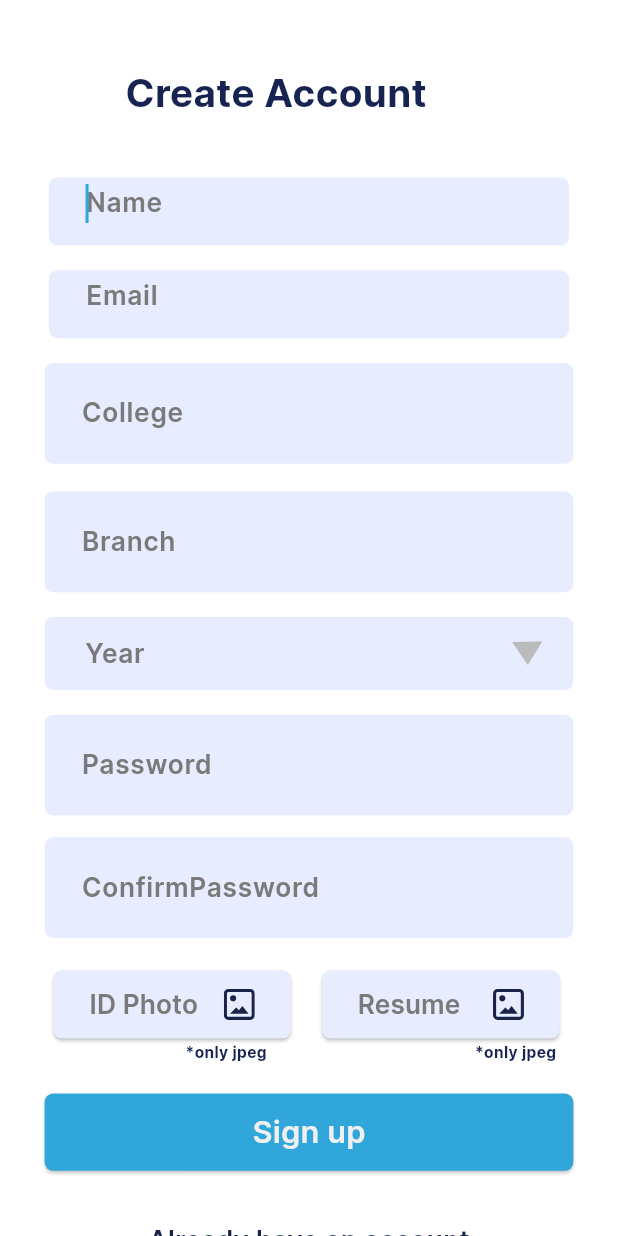
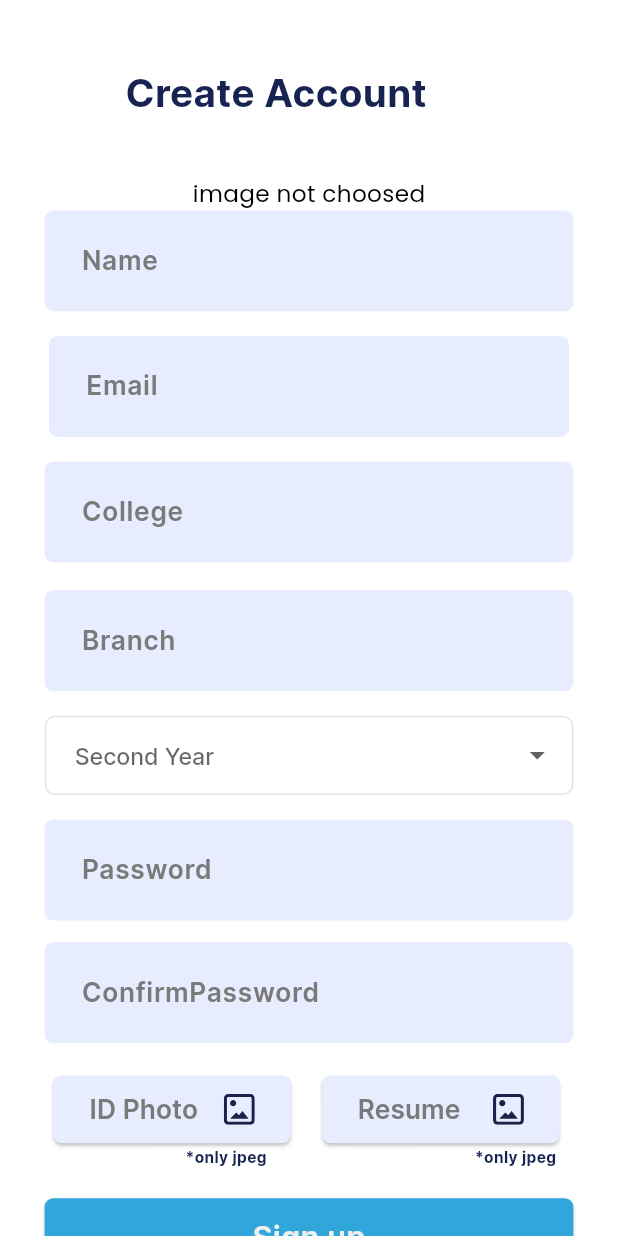
Before and after one commit to sandeshshinde30/EduConsult, a Flutter app: the RegistrationScreenConsultantScreen screen opened by its route, after a tap on "Sign up", on a phone screen of 412 x 824 dp. Run offline on Flutter 3.47's test engine with Material 3 defaults, Android fonts, the light colour scheme and no system bars; our stand-ins replace cached_network_image, flutter_svg, image_picker, shared_preferences; accounts and stored records are empty.

Commit message:
Consultant Bacakend Added

```diff
--- a/EduConsult/lib/presentation/i_am_screen/i_am_screen.dart
+++ b/EduConsult/lib/presentation/i_am_screen/i_am_screen.dart
@@ -24,6 +24,9 @@ class IAmScreen extends StatelessWidget {
               ),
               SizedBox(height: 38.v),
               CustomElevatedButton(
+                onPressed: (){
+                  Navigator.pushNamed(context,'/registration_screen_consultant_screen');
+                },
                 text: "Consultant",
                 margin: EdgeInsets.only(left: 8.h),
                 buttonStyle: CustomButtonStyles.fillPrimaryContainer,
@@ -31,6 +34,9 @@ class IAmScreen extends StatelessWidget {
               ),
               SizedBox(height: 54.v),
               CustomElevatedButton(
+                onPressed: (){
+                  Navigator.pushNamed(context,'/registration_screen_consultee_screen');
+                },
                 text: "Consultee",
                 margin: EdgeInsets.only(left: 8.h),
                 buttonStyle: CustomButtonStyles.fillOnPrimaryContainer,
--- a/EduConsult/lib/presentation/login_register_screen/login_register_screen.dart
+++ b/EduConsult/lib/presentation/login_register_screen/login_register_screen.dart
@@ -81,7 +81,7 @@ class LoginRegisterScreen extends StatelessWidget {
             buttonTextStyle: TextStyle(color: Colors.white,fontSize: 15.h),
           ),
           CustomElevatedButton(
-            onPressed: (){Navigator.pushNamed(context, '/registration_screen');},
+            onPressed: (){Navigator.pushNamed(context, '/i_am_screen');},
             width: 120.h,
             height: 45.h,
             text: "Register",
--- a/EduConsult/lib/presentation/registration_screen_consultant_screen/registration_screen_consultant_screen.dart
+++ b/EduConsult/lib/presentation/registration_screen_consultant_screen/registration_screen_consultant_screen.dart
@@ -1,29 +1,113 @@
-import 'package:educonsult/widgets/custom_text_form_field.dart';
-import 'package:educonsult/widgets/custom_elevated_button.dart';
+import 'dart:convert';
+import 'dart:io';
+
 import 'package:flutter/material.dart';
 import 'package:educonsult/core/app_export.dart';
+import 'package:educonsult/widgets/custom_drop_down.dart';
+import 'package:educonsult/widgets/custom_text_form_field.dart';
+import 'package:image_picker/image_picker.dart';
+import 'package:http/http.dart' as http;
+import '../../widgets/custom_elevated_button.dart';
 
-class RegistrationScreenConsultantScreen extends StatelessWidget {
-  RegistrationScreenConsultantScreen({Key? key})
-      : super(
-          key: key,
-        );
+class RegistrationScreenConsultantScreen extends StatefulWidget {
+  RegistrationScreenConsultantScreen({Key? key}) : super(key: key);
 
+  @override
+  _RegistrationScreenConsultantScreenState createState() =>
+      _RegistrationScreenConsultantScreenState();
+}
+
+class _RegistrationScreenConsultantScreenState
+    extends State<RegistrationScreenConsultantScreen> {
   TextEditingController nameController = TextEditingController();
+  TextEditingController emailController = TextEditingController();
+  TextEditingController collegeController = TextEditingController();
+  TextEditingController branchController = TextEditingController();
+  TextEditingController refreshController = TextEditingController();
+  TextEditingController passwordController = TextEditingController();
+  late String selectedYear;
+  TextEditingController confirmpasswordController = TextEditingController();
+  List<String> dropdownItemList = ["Second Year", "Third Year", "Fourth Year"];
+  GlobalKey<FormState> _formKey = GlobalKey<FormState>();
 
-  TextEditingController emailController = TextEditingController();
+  File? imagePathID;
+  String? imageNameID;
+  String? imageDataID;
+  File? imagePathResume;
+  String? imageNameResume;
+  String? imageDataResume;
 
-  TextEditingController collegeController = TextEditingController();
+  ImagePicker imagePicker = new ImagePicker();
 
-  TextEditingController branchController = TextEditingController();
+  Future<void> getImage() async {
+    var getimage = await imagePicker.pickImage(source: ImageSource.gallery);
 
-  TextEditingController refreshController = TextEditingController();
 
-  TextEditingController passwordController = TextEditingController();
+    setState(() {
+      imagePathID = File(getimage!.path);
+      imageNameID = getimage.path.split('/').last;
+      imageDataID = base64Encode(imagePathID!.readAsBytesSync());
+      print(imagePathID);
+      print(imageNameID);
+      print(imageDataID);
+    });
+  }
 
-  TextEditingController confirmpasswordController = TextEditingController();
+  Future<void> getImageResume() async {
+    var getimage = await imagePicker.pickImage(source: ImageSource.gallery);
 
-  GlobalKey<FormState> _formKey = GlobalKey<FormState>();
+
+    setState(() {
+      imagePathResume = File(getimage!.path);
+      imageNameResume = getimage.path.split('/').last;
+      imageDataResume = base64Encode(imagePathResume!.readAsBytesSync());
+      print(imagePathResume);
+      print(imageNameResume);
+      print(imageDataResume);
+    });
+  }
+
+  Future<void> uploadImage() async
+  {
+    try{
+      var url = Uri.parse("http://192.168.52.145/EduConsult_API/upload_consultant_reg_details.php");
+
+      print(nameController.text.toString());
+      print(emailController.text.toString());
+      print(collegeController.text.toString());
+      print(branchController.text.toString());
+      print(passwordController.text.toString());
+      print(selectedYear);
+      // print(imageNameID);
+      // print(imageDataID);
+      print(imageDataResume);
+      print(imageDataResume);
+
+      var response = await http.post(url, body: {
+        'consultant_name' : nameController.text.toString(),
+        'consultant_email' : emailController.text.toString(),
+        'consultant_college' : collegeController.text.toString(),
+        'consultant_branch' : branchController.text.toString(),
+        'consultant_year' : selectedYear,
+        'consultant_password' : passwordController.text.toString(),
+        'consultant_ID_img_name': imageNameID,
+        'consultant_ID_img': imageDataID,
+        'consultant_Resume_img' : imageDataResume,
+        'consultant_Resume_img_name' : imageNameResume
+
+      });
+
+      if (response.body.isNotEmpty) {
+        var res = jsonDecode(response.body);
+
+        if(res == "Image uploaded and record inserted successfully.") print("Successfully uploaded.");
+        else print("Error in uploading : $res");
+      }
+
+    }
+    catch(e){print(e);
+    }
+  }
 
   @override
   Widget build(BuildContext context) {
@@ -57,9 +141,11 @@ class RegistrationScreenConsultantScreen extends StatelessWidget {
                       ),
                     ),
                     SizedBox(height: 37.v),
-                    _buildTwentyThree(context),
+                    imagePathResume != null ?
+                    Image.file(imagePathResume!) : Text("image not choosed"),
+                    _buildName(context),
                     SizedBox(height: 16.v),
-                    _buildTwentyTwo(context),
+                    _buildEmail(context),
                     SizedBox(height: 16.v),
                     _buildCollege(context),
                     SizedBox(height: 18.v),
@@ -116,37 +202,10 @@ class RegistrationScreenConsultantScreen extends StatelessWidget {
   /// Section Widget
   Widget _buildName(BuildContext context) {
     return CustomTextFormField(
-      width: 303.h,
       controller: nameController,
       hintText: "Name",
-      alignment: Alignment.center,
-    );
-  }
-
-  /// Section Widget
-  Widget _buildTwentyThree(BuildContext context) {
-    return SizedBox(
-      height: 44.v,
-      width: 303.h,
-      child: Stack(
-        alignment: Alignment.center,
-        children: [
-          Align(
-            alignment: Alignment.bottomLeft,
-            child: Padding(
-              padding: EdgeInsets.only(
-                left: 28.h,
-                bottom: 4.v,
-              ),
-              child: Text(
-                "Email",
-                style: theme.textTheme.titleMedium,
-              ),
-            ),
-          ),
-          _buildName(context),
-        ],
-      ),
+      textInputType: TextInputType.visiblePassword,
+      obscureText: true,
     );
   }
 
@@ -158,33 +217,6 @@ class RegistrationScreenConsultantScreen extends StatelessWidget {
       hintText: "Email",
       textInputType: TextInputType.emailAddress,
       alignment: Alignment.center,
-    );
-  }
-
-  /// Section Widget
-  Widget _buildTwentyTwo(BuildContext context) {
-    return SizedBox(
-      height: 44.v,
-      width: 303.h,
-      child: Stack(
-        alignment: Alignment.center,
-        children: [
-          Align(
-            alignment: Alignment.bottomLeft,
-            child: Padding(
-              padding: EdgeInsets.only(
-                left: 28.h,
-                bottom: 4.v,
-              ),
-              child: Text(
-                "Email",
-                style: theme.textTheme.titleMedium,
-              ),
-            ),
-          ),
-          _buildEmail(context),
-        ],
-      ),
     );
   }
 
@@ -204,26 +236,24 @@ class RegistrationScreenConsultantScreen extends StatelessWidget {
     );
   }
 
-  /// Section Widget
+  // /// Section Widget
+  // Widget _buildRefresh(BuildContext context) {
+  //   return CustomDropDown(
+  //     hintText: "Second Year",
+  //     items: dropdownItemList,
+  //   );
+  // }
   Widget _buildRefresh(BuildContext context) {
-    return CustomTextFormField(
-      controller: refreshController,
-      hintText: "Year",
-      suffix: Container(
-        margin: EdgeInsets.fromLTRB(30.h, 12.v, 18.h, 12.v),
-        child: CustomImageView(
-          imagePath: ImageConstant.imgRefresh,
-          height: 16.v,
-        ),
-      ),
-      suffixConstraints: BoxConstraints(
-        maxHeight: 44.v,
-      ),
-      contentPadding: EdgeInsets.only(
-        left: 20.h,
-        top: 11.v,
-        bottom: 11.v,
-      ),
+    selectedYear = dropdownItemList.first; // Initialize selected year
+
+    return CustomDropDown(
+      hintText: "Second Year",
+      items: dropdownItemList,
+      onChanged: (String? value) {
+        setState(() {
+          selectedYear = value ?? dropdownItemList.first; // Update selected year
+        });
+      },
     );
   }
 
@@ -258,13 +288,16 @@ class RegistrationScreenConsultantScreen extends StatelessWidget {
         rightIcon: Container(
           margin: EdgeInsets.only(left: 15.h),
           child: CustomImageView(
-            imagePath: ImageConstant.imgUserBlueGray900,
+            imagePath : ImageConstant.imgUserBlueGray900,
             height: 20.adaptSize,
             width: 20.adaptSize,
           ),
         ),
         buttonStyle: CustomButtonStyles.fillBlue,
         buttonTextStyle: theme.textTheme.titleMedium!,
+        onPressed: () {
+          getImage();
+        },
       ),
     );
   }
@@ -286,6 +319,9 @@ class RegistrationScreenConsultantScreen extends StatelessWidget {
         ),
         buttonStyle: CustomButtonStyles.fillBlue,
         buttonTextStyle: theme.textTheme.titleMedium!,
+        onPressed: (){
+          getImageResume();
+        },
       ),
     );
   }
@@ -310,6 +346,12 @@ class RegistrationScreenConsultantScreen extends StatelessWidget {
   /// Section Widget
   Widget _buildSignUp(BuildContext context) {
     return CustomElevatedButton(
+      onPressed: (){
+        print("sign up");
+        setState(() {
+          uploadImage();
+        });
+      },
       height: 50.v,
       text: "Sign up",
     );
--- a/EduConsult/lib/routes/app_routes.dart
+++ b/EduConsult/lib/routes/app_routes.dart
@@ -73,7 +73,7 @@ class AppRoutes {
   static const String college_list_loader =
       '/college_list_loader';
 
-  static const String iAmScreen = '//';
+  static const String iAmScreen = '/i_am_screen';
 
   static const String registrationScreenConsulteeScreen =
       '/registration_screen_consultee_screen';
--- a/EduConsult/lib/theme/custom_button_style.dart
+++ b/EduConsult/lib/theme/custom_button_style.dart
@@ -7,20 +7,7 @@ class CustomButtonStyles {
   static ButtonStyle get fillOnPrimaryContainer => ElevatedButton.styleFrom(
         backgroundColor: theme.colorScheme.onPrimaryContainer,
         shape: RoundedRectangleBorder(
-          borderRadius: BorderRadius.only(
-            topLeft: Radius.circular(
-              26.h,
-            ),
-            topRight: Radius.circular(
-              26.h,
-            ),
-            bottomLeft: Radius.circular(
-              26.h,
-            ),
-            bottomRight: Radius.circular(
-              26.h,
-            ),
-          ),
+          borderRadius: BorderRadius.circular(10.h),
         ),
       );
   static ButtonStyle get fillPrimary => ElevatedButton.styleFrom(
--- a/EduConsult/pubspec.yaml
+++ b/EduConsult/pubspec.yaml
@@ -31,6 +31,7 @@ dependencies:
   intl: ^0.18.0
   http: ^0.13.5
   shared_preferences: ^2.2.2
+  image_picker: ^1.0.7
 
 dev_dependencies:
   flutter_test:
```
Also changed, not shown: EduConsult/pubspec.lock, 5 other files.
